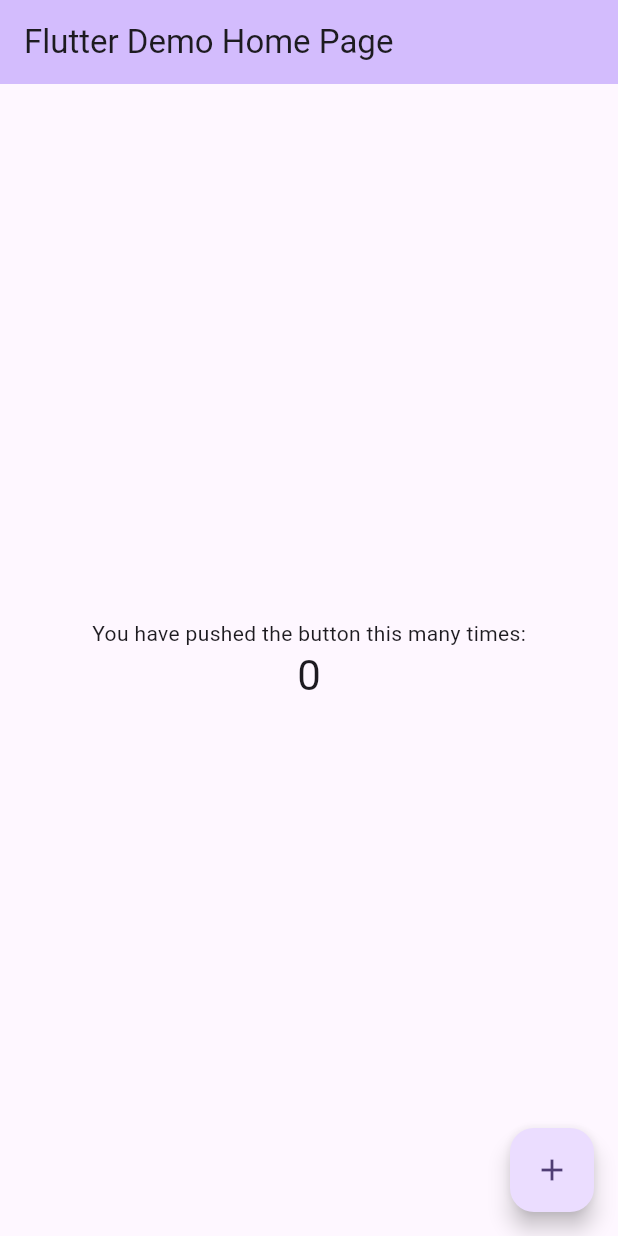
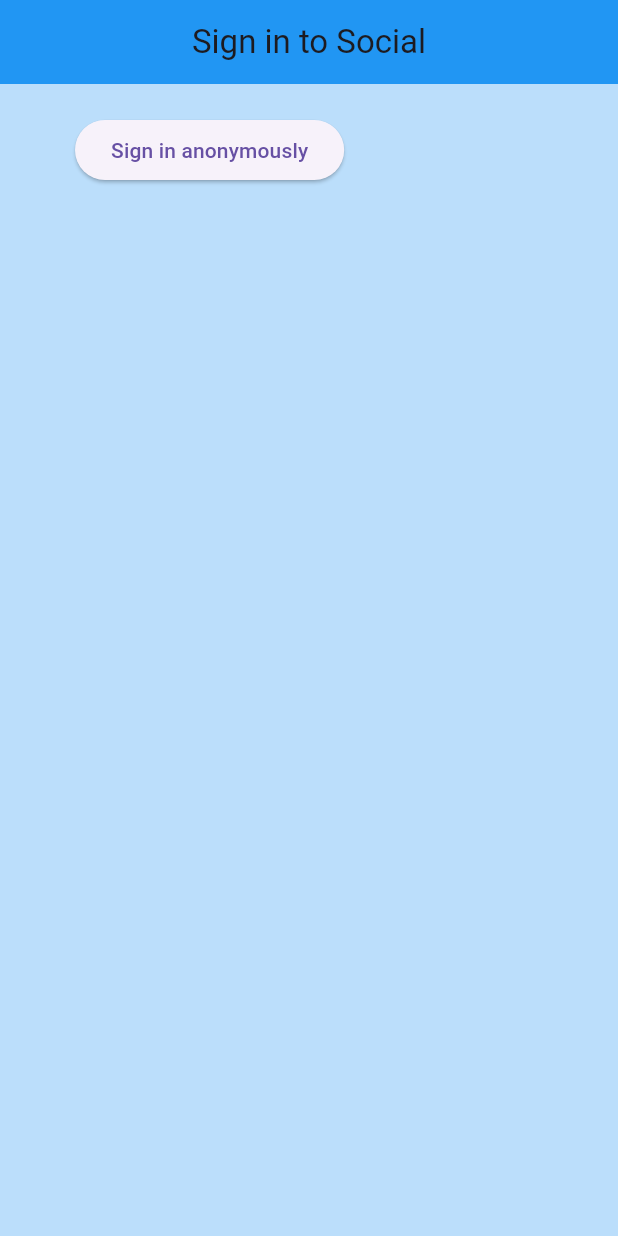
Before and after one commit to code-plet/socialnetworkapp, a Flutter app: the screen it shows after launch, on a phone screen of 412 x 824 dp. Run offline on Flutter 3.47's test engine with Material 3 defaults, Android fonts, the phone set to English and light mode, and no system bars; our stand-ins replace firebase_auth, firebase_core; accounts and stored records are empty.

Commit message:
connect Firebase Files, Plugin FirebaseAuth

```diff
--- a/lib/main.dart
+++ b/lib/main.dart
@@ -1,125 +1,23 @@
+import 'package:firebase_core/firebase_core.dart';
 import 'package:flutter/material.dart';
+import 'package:socialnetworkapp/screens/wrapper.dart';
+import 'firebase_options.dart';
 
-void main() {
-  runApp(const MyApp());
+void main() async {
+  WidgetsFlutterBinding.ensureInitialized();
+  await Firebase.initializeApp(
+    options: DefaultFirebaseOptions.currentPlatform,
+  );
+  runApp(MyApp());
 }
 
 class MyApp extends StatelessWidget {
   const MyApp({super.key});
 
-  // This widget is the root of your application.
   @override
   Widget build(BuildContext context) {
     return MaterialApp(
-      title: 'Flutter Demo',
-      theme: ThemeData(
-        // This is the theme of your application.
-        //
-        // TRY THIS: Try running your application with "flutter run". You'll see
-        // the application has a purple toolbar. Then, without quitting the app,
-        // try changing the seedColor in the colorScheme below to Colors.green
-        // and then invoke "hot reload" (save your changes or press the "hot
-        // reload" button in a Flutter-supported IDE, or press "r" if you used
-        // the command line to start the app).
-        //
-        // Notice that the counter didn't reset back to zero; the application
-        // state is not lost during the reload. To reset the state, use hot
-        // restart instead.
-        //
-        // This works for code too, not just values: Most code changes can be
-        // tested with just a hot reload.
-        colorScheme: ColorScheme.fromSeed(seedColor: Colors.deepPurple),
-        useMaterial3: true,
-      ),
-      home: const MyHomePage(title: 'Flutter Demo Home Page'),
+      home: Wrapper(),
     );
   }
 }
-
-class MyHomePage extends StatefulWidget {
-  const MyHomePage({super.key, required this.title});
-
-  // This widget is the home page of your application. It is stateful, meaning
-  // that it has a State object (defined below) that contains fields that affect
-  // how it looks.
-
-  // This class is the configuration for the state. It holds the values (in this
-  // case the title) provided by the parent (in this case the App widget) and
-  // used by the build method of the State. Fields in a Widget subclass are
-  // always marked "final".
-
-  final String title;
-
-  @override
-  State<MyHomePage> createState() => _MyHomePageState();
-}
-
-class _MyHomePageState extends State<MyHomePage> {
-  int _counter = 0;
-
-  void _incrementCounter() {
-    setState(() {
-      // This call to setState tells the Flutter framework that something has
-      // changed in this State, which causes it to rerun the build method below
-      // so that the display can reflect the updated values. If we changed
-      // _counter without calling setState(), then the build method would not be
-      // called again, and so nothing would appear to happen.
-      _counter++;
-    });
-  }
-
-  @override
-  Widget build(BuildContext context) {
-    // This method is rerun every time setState is called, for instance as done
-    // by the _incrementCounter method above.
-    //
-    // The Flutter framework has been optimized to make rerunning build methods
-    // fast, so that you can just rebuild anything that needs updating rather
-    // than having to individually change instances of widgets.
-    return Scaffold(
-      appBar: AppBar(
-        // TRY THIS: Try changing the color here to a specific color (to
-        // Colors.amber, perhaps?) and trigger a hot reload to see the AppBar
-        // change color while the other colors stay the same.
-        backgroundColor: Theme.of(context).colorScheme.inversePrimary,
-        // Here we take the value from the MyHomePage object that was created by
-        // the App.build method, and use it to set our appbar title.
-        title: Text(widget.title),
-      ),
-      body: Center(
-        // Center is a layout widget. It takes a single child and positions it
-        // in the middle of the parent.
-        child: Column(
-          // Column is also a layout widget. It takes a list of children and
-          // arranges them vertically. By default, it sizes itself to fit its
-          // children horizontally, and tries to be as tall as its parent.
-          //
-          // Column has various properties to control how it sizes itself and
-          // how it positions its children. Here we use mainAxisAlignment to
-          // center the children vertically; the main axis here is the vertical
-          // axis because Columns are vertical (the cross axis would be
-          // horizontal).
-          //
-          // TRY THIS: Invoke "debug painting" (choose the "Toggle Debug Paint"
-          // action in the IDE, or press "p" in the console), to see the
-          // wireframe for each widget.
-          mainAxisAlignment: MainAxisAlignment.center,
-          children: <Widget>[
-            const Text(
-              'You have pushed the button this many times:',
-            ),
-            Text(
-              '$_counter',
-              style: Theme.of(context).textTheme.headlineMedium,
-            ),
-          ],
-        ),
-      ),
-      floatingActionButton: FloatingActionButton(
-        onPressed: _incrementCounter,
-        tooltip: 'Increment',
-        child: const Icon(Icons.add),
-      ), // This trailing comma makes auto-formatting nicer for build methods.
-    );
-  }
-}
--- /dev/null
+++ b/lib/screens/auth/auth.dart
@@ -0,0 +1,18 @@
+import 'package:flutter/material.dart';
+import 'package:socialnetworkapp/screens/auth/sign_in.dart';
+
+class Auth extends StatefulWidget {
+  const Auth({super.key});
+
+  @override
+  State<Auth> createState() => _AuthState();
+}
+
+class _AuthState extends State<Auth> {
+  @override
+  Widget build(BuildContext context) {
+    return Container(
+      child: SignIn(),
+    );
+  }
+}
--- /dev/null
+++ b/lib/screens/auth/sign_in.dart
@@ -0,0 +1,37 @@
+import 'package:flutter/material.dart';
+import 'package:socialnetworkapp/services/auth.dart';
+
+class SignIn extends StatefulWidget {
+  const SignIn({super.key});
+
+  @override
+  State<SignIn> createState() => _SignInState();
+}
+
+class _SignInState extends State<SignIn> {
+  @override
+
+  final AuthService _auth = AuthService();
+
+  Widget build(BuildContext context) {
+    return Scaffold(
+      backgroundColor: Colors.blue[100],
+      appBar: AppBar(
+        title: Center(child: Text('Sign in to Social')),
+        backgroundColor: Colors.blue[500],
+      ),
+      body: Container(
+        padding: EdgeInsets.symmetric(vertical: 20.0, horizontal: 50.0),
+        child: ElevatedButton(
+          child: Text('Sign in anonymously'),
+          onPressed: () async {
+            dynamic result = await _auth.signInAnon();
+            if(result == null) print('error sign in');
+            else print('signed in');
+            print(result);
+          },
+        ),
+      ),
+    );
+  }
+}
--- /dev/null
+++ b/lib/screens/wrapper.dart
@@ -0,0 +1,12 @@
+import 'package:flutter/material.dart';
+import 'package:socialnetworkapp/screens/auth/auth.dart';
+import 'package:socialnetworkapp/screens/home/home.dart';
+
+class Wrapper extends StatelessWidget {
+  const Wrapper({super.key});
+
+  @override
+  Widget build(BuildContext context) {
+    return Auth();
+  }
+}
--- a/pubspec.yaml
+++ b/pubspec.yaml
@@ -35,6 +35,8 @@ dependencies:
   # The following adds the Cupertino Icons font to your application.
   # Use with the CupertinoIcons class for iOS style icons.
   cupertino_icons: ^1.0.2
+  firebase_auth: ^4.15.3
+  firebase_core: ^2.24.2
 
 dev_dependencies:
   flutter_test:
```
Also changed, not shown: lib/screens/home/home.dart (added, +12 -0 lines), lib/services/auth.dart (added, +25 -0 lines), lib/firebase_options.dart (added), pubspec.lock, 11 other files.
